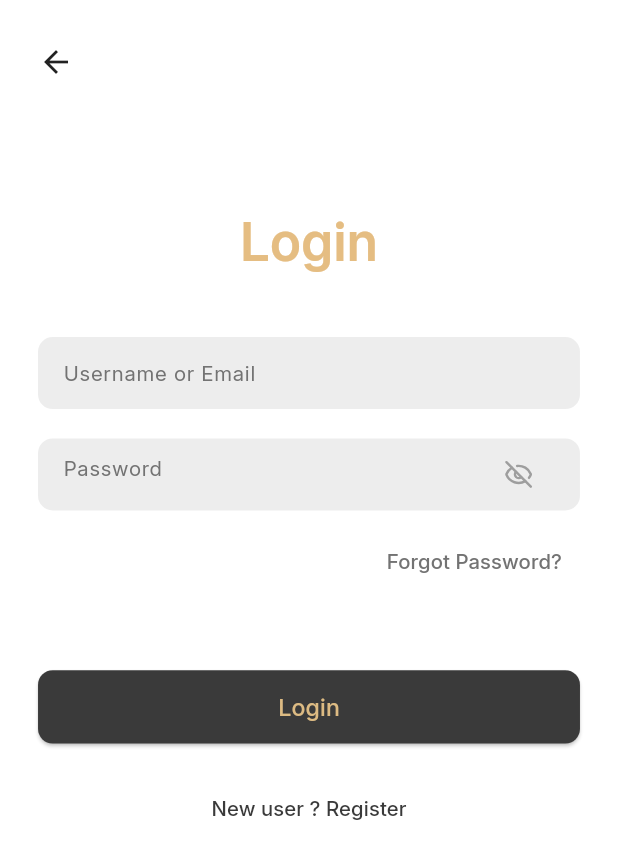
After one commit to ashwinkn2004/partTime, a Flutter app: the screen it shows after launch, on a phone screen of 412 x 824 dp. The commit adds this screen. Shown: the top 859 px of the screen. Run offline on Flutter 3.47's test engine with Material 3 defaults, Android fonts, the phone set to English and light mode, and no system bars; our stand-ins replace flutter_riverpod, flutter_screenutil, flutter_switch, lucide_icons.

Commit message:
done with initial stuff

```diff
--- /dev/null
+++ b/lib/controller/auth_controller.dart
@@ -0,0 +1,20 @@
+import 'package:flutter_riverpod/flutter_riverpod.dart';
+
+final loginControllerProvider = Provider.autoDispose(
+  (ref) => AuthController(ref),
+);
+
+class AuthController {
+  final Ref ref;
+  AuthController(this.ref);
+
+  Future<void> login(String email, String password) async {
+    // TODO: Replace with actual Firebase Auth logic
+    print("Logging in with: $email & $password");
+  }
+
+  Future<void> loginWithGoogle() async {
+    // TODO: Replace with Google Sign-In logic
+    print("Google Sign-In initiated");
+  }
+}
--- a/lib/main.dart
+++ b/lib/main.dart
@@ -1,6 +1,7 @@
 import 'package:flutter/material.dart';
 import 'package:flutter_riverpod/flutter_riverpod.dart';
 import 'package:flutter_screenutil/flutter_screenutil.dart';
+import 'package:parttime/screens/login_screen.dart';
 import 'package:parttime/screens/user_home_screen.dart';
 
 void main() {
@@ -18,7 +19,7 @@ class MyApp extends StatelessWidget {
       splitScreenMode: true,
       builder: (_, child) {
         return MaterialApp(
-          home: UserHomeScreen(),
+          home: LoginScreen(),
           debugShowCheckedModeBanner: false,
           color: Colors.white,
         );
--- /dev/null
+++ b/lib/providers/auth_provider.dart
@@ -0,0 +1,5 @@
+import 'package:flutter_riverpod/flutter_riverpod.dart';
+
+final emailProvider = StateProvider.autoDispose<String>((ref) => '');
+final passwordProvider = StateProvider.autoDispose<String>((ref) => '');
+final obscureTextProvider = StateProvider.autoDispose<bool>((ref) => true);
--- /dev/null
+++ b/lib/screens/login_screen.dart
@@ -0,0 +1,202 @@
+import 'package:flutter/material.dart';
+import 'package:flutter_riverpod/flutter_riverpod.dart';
+import 'package:flutter_screenutil/flutter_screenutil.dart';
+import 'package:lucide_icons/lucide_icons.dart';
+import 'package:parttime/controller/auth_controller.dart';
+import 'package:parttime/screens/user_home_screen.dart';
+
+import '../providers/auth_provider.dart';
+
+class LoginScreen extends ConsumerWidget {
+  const LoginScreen({super.key});
+
+  @override
+  Widget build(BuildContext context, WidgetRef ref) {
+    final email = ref.watch(emailProvider);
+    final password = ref.watch(passwordProvider);
+    final obscure = ref.watch(obscureTextProvider);
+    final authController = ref.watch(loginControllerProvider);
+
+    return Scaffold(
+      backgroundColor: Colors.white,
+      body: SafeArea(
+        child: Padding(
+          padding: EdgeInsets.symmetric(horizontal: 24.w),
+          child: Column(
+            crossAxisAlignment: CrossAxisAlignment.start,
+            children: [
+              SizedBox(height: 30.h),
+              GestureDetector(
+                onTap: () => Navigator.pop(context),
+                child: const Icon(Icons.arrow_back),
+              ),
+              SizedBox(height: 0.10.sh),
+              Center(
+                child: Text(
+                  "Login",
+                  style: TextStyle(
+                    fontSize: 36.sp,
+                    fontWeight: FontWeight.bold,
+                    color: const Color(0xFFE5BD82),
+                    fontFamily: 'Inter',
+                  ),
+                ),
+              ),
+              SizedBox(height: 40.h),
+
+              // Email Field
+              Container(
+                padding: EdgeInsets.symmetric(horizontal: 16.w),
+                decoration: BoxDecoration(
+                  color: const Color(0xFFEDEDED),
+                  borderRadius: BorderRadius.circular(10.r),
+                ),
+                child: TextField(
+                  onChanged: (val) =>
+                      ref.read(emailProvider.notifier).state = val,
+                  decoration: InputDecoration(
+                    border: InputBorder.none,
+                    hintText: 'Username or Email',
+                    hintStyle: TextStyle(
+                      fontSize: 14.sp,
+                      color: const Color(0xFF737373),
+                      fontFamily: 'Inter',
+                    ),
+                  ),
+                ),
+              ),
+              SizedBox(height: 20.h),
+
+              // Password Field
+              Container(
+                padding: EdgeInsets.symmetric(horizontal: 16.w),
+                decoration: BoxDecoration(
+                  color: const Color(0xFFEDEDED),
+                  borderRadius: BorderRadius.circular(10.r),
+                ),
+                child: TextField(
+                  obscureText: obscure,
+                  onChanged: (val) =>
+                      ref.read(passwordProvider.notifier).state = val,
+                  decoration: InputDecoration(
+                    border: InputBorder.none,
+                    hintText: 'Password',
+                    hintStyle: TextStyle(
+                      fontSize: 14.sp,
+                      color: const Color(0xFF737373),
+                      fontFamily: 'Inter',
+                    ),
+                    suffixIcon: IconButton(
+                      icon: Icon(
+                        obscure ? LucideIcons.eyeOff : LucideIcons.eye,
+                        color: Colors.grey,
+                        size: 20.h,
+                      ),
+                      onPressed: () {
+                        ref.read(obscureTextProvider.notifier).state = !obscure;
+                      },
+                    ),
+                  ),
+                ),
+              ),
+              SizedBox(height: 10.h),
+
+              Align(
+                alignment: Alignment.centerRight,
+                child: TextButton(
+                  onPressed: () {},
+                  child: Text(
+                    "Forgot Password?",
+                    style: TextStyle(
+                      fontSize: 14.sp,
+                      fontFamily: 'Inter',
+                      color: const Color(0xFF737373),
+                      fontWeight: FontWeight.w500
+                    ),
+                  ),
+                ),
+              ),
+              SizedBox(height: 20.h),
+
+              // Google Login
+              /*Center(
+                child: Column(
+                  children: [
+                    Text(
+                      "Or Login with",
+                      style: TextStyle(fontSize: 15.sp, fontFamily: 'Inter'),
+                    ),
+                    SizedBox(height: 10.h),
+                    SizedBox(
+                      height: 40.h,
+                      width: 40.h,
+                      child: ElevatedButton(
+                        onPressed: () => authController.loginWithGoogle(),
+                        style: ElevatedButton.styleFrom(
+                          padding: EdgeInsets.zero,
+                          backgroundColor: Colors.white,
+                          shape: RoundedRectangleBorder(
+                            borderRadius: BorderRadius.circular(8.r),
+                            side: const BorderSide(color: Colors.grey),
+                          ),
+                          elevation: 0,
+                        ),
+                        child: Image.asset('assets/icons/google.png'),
+                      ),
+                    ),
+                  ],
+                ),
+              ),*/
+              SizedBox(height: 30.h),
+
+              // Login Button
+              SizedBox(
+                width: double.infinity,
+                height: 50.h,
+                child: ElevatedButton(
+                  onPressed: () {
+                    Navigator.push(
+                      context,
+                      MaterialPageRoute(builder: (context) => UserHomeScreen()),
+                    );
+                  },
+                  style: ElevatedButton.styleFrom(
+                    backgroundColor: const Color(0xFF3A3A3A),
+                    shape: RoundedRectangleBorder(
+                      borderRadius: BorderRadius.circular(10.r),
+                    ),
+                  ),
+                  child: Text(
+                    "Login",
+                    style: TextStyle(
+                      fontSize: 16.sp,
+                      color: const Color(0xFFDDBB83),
+                      fontFamily: 'Inter',
+                    ),
+                  ),
+                ),
+              ),
+              SizedBox(height: 20.h),
+
+              Center(
+                child: TextButton(
+                  onPressed: () {
+                    // Navigate to registration screen
+                  },
+                  child: Text(
+                    "New user ? Register",
+                    style: TextStyle(
+                      fontSize: 14.sp,
+                      color: const Color(0xFF3A3A3A),
+                      fontFamily: 'Inter',
+                    ),
+                  ),
+                ),
+              ),
+            ],
+          ),
+        ),
+      ),
+    );
+  }
+}
```
Also changed, not shown: lib/screens/profile_screen.dart (added, +187 -0 lines), lib/screens/user_home_screen.dart (+24 -2 lines).
